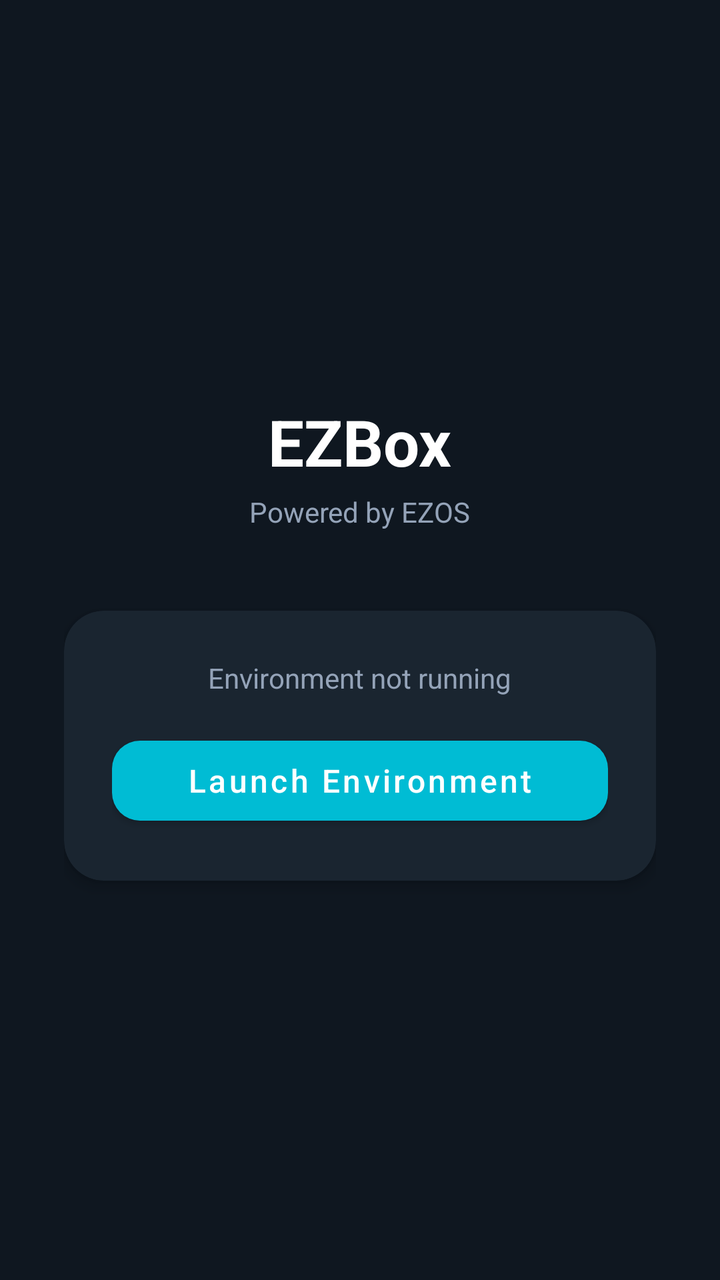
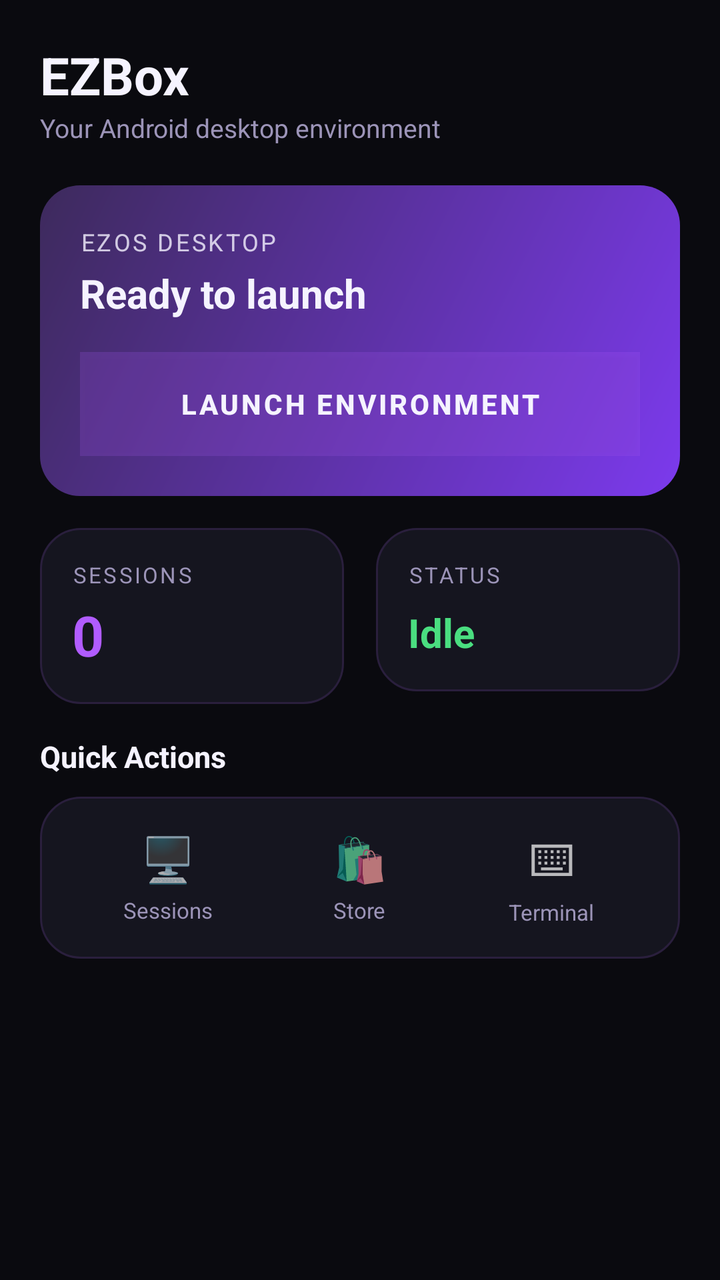

Compare the two renders of this Android layout. The source of the first and the diff that turns it into the second are given below.
<!-- AndroidManifest.xml: application theme Theme.EZBox -->
<!-- res/layout/fragment_home.xml -->
<?xml version="1.0" encoding="utf-8"?>
<LinearLayout xmlns:android="http://schemas.android.com/apk/res/android"
    xmlns:app="http://schemas.android.com/apk/res-auto"
    android:layout_width="match_parent"
    android:layout_height="match_parent"
    android:orientation="vertical"
    android:gravity="center"
    android:background="@color/ezos_bg_dark"
    android:padding="32dp">

    <TextView
        android:layout_width="wrap_content"
        android:layout_height="wrap_content"
        android:text="EZBox"
        android:textColor="@color/ezos_text_primary"
        android:textSize="32sp"
        android:textStyle="bold" />

    <TextView
        android:layout_width="wrap_content"
        android:layout_height="wrap_content"
        android:layout_marginTop="4dp"
        android:layout_marginBottom="40dp"
        android:text="Powered by EZOS"
        android:textColor="@color/ezos_text_secondary"
        android:textSize="14sp" />

    <com.google.android.material.card.MaterialCardView
        android:layout_width="match_parent"
        android:layout_height="wrap_content"
        app:cardBackgroundColor="@color/ezos_card_bg"
        app:cardCornerRadius="20dp"
        app:cardElevation="4dp"
        app:contentPadding="24dp">

        <LinearLayout
            android:layout_width="match_parent"
            android:layout_height="wrap_content"
            android:orientation="vertical"
            android:gravity="center">

            <TextView
                android:id="@+id/tvStatus"
                android:layout_width="wrap_content"
                android:layout_height="wrap_content"
                android:layout_marginBottom="16dp"
                android:text="Environment not running"
                android:textColor="@color/ezos_text_secondary"
                android:textSize="14sp" />

            <ProgressBar
                android:id="@+id/progressLaunch"
                style="?android:attr/progressBarStyleSmall"
                android:layout_width="wrap_content"
                android:layout_height="wrap_content"
                android:layout_marginBottom="16dp"
                android:indeterminateTint="@color/ezos_primary"
                android:visibility="gone" />

            <com.google.android.material.button.MaterialButton
                android:id="@+id/btnSetup"
                android:layout_width="match_parent"
                android:layout_height="52dp"
                android:text="Launch Environment"
                android:textAllCaps="false"
                android:textSize="16sp"
                app:cornerRadius="14dp"
                app:backgroundTint="@color/ezos_primary" />

        </LinearLayout>
    </com.google.android.material.card.MaterialCardView>

</LinearLayout>
<!-- resources referenced by this layout -->
<resources>
  <color name="ezos_bg_dark">#0F1720</color>
  <color name="ezos_card_bg">#1A2530</color>
  <color name="ezos_primary">#00BCD4</color>
  <color name="ezos_text_primary">#FFFFFF</color>
  <color name="ezos_text_secondary">#94A3B8</color>
  <style name="Theme.EZBox" parent="Theme.MaterialComponents.DayNight.DarkActionBar">
          <item name="colorPrimary">@color/ezos_primary</item>
          <item name="colorPrimaryDark">@color/ezos_primary_dark</item>
          <item name="colorAccent">@color/ezos_accent</item>
          <item name="android:windowBackground">@color/ezos_bg_dark</item>
      </style>
  <color name="ezos_primary_dark">#0097A7</color>
  <color name="ezos_accent">#26C6DA</color>
</resources>

<!-- the commit's change to res/layout/fragment_home.xml (unified diff, before → after) -->
@@ -1,73 +1,231 @@
 <?xml version="1.0" encoding="utf-8"?>
-<LinearLayout xmlns:android="http://schemas.android.com/apk/res/android"
+<ScrollView xmlns:android="http://schemas.android.com/apk/res/android"
     xmlns:app="http://schemas.android.com/apk/res-auto"
     android:layout_width="match_parent"
     android:layout_height="match_parent"
-    android:orientation="vertical"
-    android:gravity="center"
-    android:background="@color/ezos_bg_dark"
-    android:padding="32dp">
-
-    <TextView
-        android:layout_width="wrap_content"
-        android:layout_height="wrap_content"
-        android:text="EZBox"
-        android:textColor="@color/ezos_text_primary"
-        android:textSize="32sp"
-        android:textStyle="bold" />
-
-    <TextView
-        android:layout_width="wrap_content"
-        android:layout_height="wrap_content"
-        android:layout_marginTop="4dp"
-        android:layout_marginBottom="40dp"
-        android:text="Powered by EZOS"
-        android:textColor="@color/ezos_text_secondary"
-        android:textSize="14sp" />
-
-    <com.google.android.material.card.MaterialCardView
+    android:background="@color/ezos_bg_black">
+
+    <LinearLayout
         android:layout_width="match_parent"
         android:layout_height="wrap_content"
-        app:cardBackgroundColor="@color/ezos_card_bg"
-        app:cardCornerRadius="20dp"
-        app:cardElevation="4dp"
-        app:contentPadding="24dp">
-
+        android:orientation="vertical"
+        android:padding="20dp">
+
+        <TextView
+            android:layout_width="wrap_content"
+            android:layout_height="wrap_content"
+            android:text="EZBox"
+            android:textColor="@color/ezos_text_primary"
+            android:textSize="26sp"
+            android:textStyle="bold" />
+
+        <TextView
+            android:layout_width="wrap_content"
+            android:layout_height="wrap_content"
+            android:text="Your Android desktop environment"
+            android:textColor="@color/ezos_text_secondary"
+            android:textSize="13sp"
+            android:layout_marginBottom="20dp" />
+
+        
         <LinearLayout
             android:layout_width="match_parent"
             android:layout_height="wrap_content"
             android:orientation="vertical"
-            android:gravity="center">
+            android:background="@drawable/card_accent_bg"
+            android:padding="20dp"
+            android:layout_marginBottom="16dp">
+
+            <TextView
+                android:layout_width="wrap_content"
+                android:layout_height="wrap_content"
+                android:text="EZOS DESKTOP"
+                android:textColor="@color/ezos_text_primary"
+                android:textSize="12sp"
+                android:letterSpacing="0.1"
+                android:alpha="0.8" />
 
             <TextView
                 android:id="@+id/tvStatus"
                 android:layout_width="wrap_content"
                 android:layout_height="wrap_content"
-                android:layout_marginBottom="16dp"
-                android:text="Environment not running"
-                android:textColor="@color/ezos_text_secondary"
-                android:textSize="14sp" />
+                android:text="Ready to launch"
+                android:textColor="@color/ezos_text_primary"
+                android:textSize="20sp"
+                android:textStyle="bold"
+                android:layout_marginTop="4dp"
+                android:layout_marginBottom="16dp" />
 
             <ProgressBar
                 android:id="@+id/progressLaunch"
-                style="?android:attr/progressBarStyleSmall"
-                android:layout_width="wrap_content"
-                android:layout_height="wrap_content"
-                android:layout_marginBottom="16dp"
-                android:indeterminateTint="@color/ezos_primary"
-                android:visibility="gone" />
-
-            <com.google.android.material.button.MaterialButton
+                style="?android:attr/progressBarStyleHorizontal"
+                android:layout_width="match_parent"
+                android:layout_height="wrap_content"
+                android:indeterminate="true"
+                android:visibility="gone"
+                android:layout_marginBottom="12dp" />
+
+            <Button
                 android:id="@+id/btnSetup"
                 android:layout_width="match_parent"
                 android:layout_height="52dp"
                 android:text="Launch Environment"
-                android:textAllCaps="false"
-                android:textSize="16sp"
-                app:cornerRadius="14dp"
-                app:backgroundTint="@color/ezos_primary" />
+                android:textColor="@color/ezos_text_primary"
+                android:textStyle="bold"
+                android:background="#33FFFFFF"
+                android:backgroundTint="#33FFFFFF" />
 
         </LinearLayout>
-    </com.google.android.material.card.MaterialCardView>
-
-</LinearLayout>
+
+        
+        <LinearLayout
+            android:layout_width="match_parent"
+            android:layout_height="wrap_content"
+            android:orientation="horizontal"
+            android:layout_marginBottom="16dp">
+
+            <LinearLayout
+                android:layout_width="0dp"
+                android:layout_height="wrap_content"
+                android:layout_weight="1"
+                android:orientation="vertical"
+                android:background="@drawable/card_glow_bg"
+                android:padding="16dp"
+                android:layout_marginEnd="8dp">
+
+                <TextView
+                    android:layout_width="wrap_content"
+                    android:layout_height="wrap_content"
+                    android:text="SESSIONS"
+                    android:textColor="@color/ezos_text_secondary"
+                    android:textSize="11sp"
+                    android:letterSpacing="0.1" />
+
+                <TextView
+                    android:id="@+id/tvSessionCount"
+                    android:layout_width="wrap_content"
+                    android:layout_height="wrap_content"
+                    android:text="0"
+                    android:textColor="@color/ezos_accent"
+                    android:textSize="28sp"
+                    android:textStyle="bold"
+                    android:layout_marginTop="4dp" />
+
+            </LinearLayout>
+
+            <LinearLayout
+                android:layout_width="0dp"
+                android:layout_height="wrap_content"
+                android:layout_weight="1"
+                android:orientation="vertical"
+                android:background="@drawable/card_glow_bg"
+                android:padding="16dp"
+                android:layout_marginStart="8dp">
+
+                <TextView
+                    android:layout_width="wrap_content"
+                    android:layout_height="wrap_content"
+                    android:text="STATUS"
+                    android:textColor="@color/ezos_text_secondary"
+                    android:textSize="11sp"
+                    android:letterSpacing="0.1" />
+
+                <TextView
+                    android:id="@+id/tvBackendStatus"
+                    android:layout_width="wrap_content"
+                    android:layout_height="wrap_content"
+                    android:text="Idle"
+                    android:textColor="@color/ezos_success"
+                    android:textSize="20sp"
+                    android:textStyle="bold"
+                    android:layout_marginTop="8dp" />
+
+            </LinearLayout>
+
+        </LinearLayout>
+
+        
+        <TextView
+            android:layout_width="wrap_content"
+            android:layout_height="wrap_content"
+            android:text="Quick Actions"
+            android:textColor="@color/ezos_text_primary"
+            android:textSize="15sp"
+            android:textStyle="bold"
+            android:layout_marginBottom="10dp" />
+
+        <LinearLayout
+            android:layout_width="match_parent"
+            android:layout_height="wrap_content"
+            android:orientation="horizontal"
+            android:background="@drawable/card_glow_bg"
+            android:padding="16dp"
+            android:weightSum="3">
+
+            <LinearLayout
+                android:id="@+id/quickSessions"
+                android:layout_width="0dp"
+                android:layout_height="wrap_content"
+                android:layout_weight="1"
+                android:orientation="vertical"
+                android:gravity="center">
+                <TextView
+                    android:layout_width="wrap_content"
+                    android:layout_height="wrap_content"
+                    android:text="🖥"
+                    android:textSize="22sp" />
+                <TextView
+                    android:layout_width="wrap_content"
+                    android:layout_height="wrap_content"
+                    android:text="Sessions"
+                    android:textColor="@color/ezos_text_secondary"
+                    android:textSize="11sp"
+                    android:layout_marginTop="4dp" />
+            </LinearLayout>
+
+            <LinearLayout
+                android:id="@+id/quickStore"
+                android:layout_width="0dp"
+                android:layout_height="wrap_content"
+                android:layout_weight="1"
+                android:orientation="vertical"
+                android:gravity="center">
+                <TextView
+                    android:layout_width="wrap_content"
+                    android:layout_height="wrap_content"
+                    android:text="🛍"
+                    android:textSize="22sp" />
+                <TextView
+                    android:layout_width="wrap_content"
+                    android:layout_height="wrap_content"
+                    android:text="Store"
+                    android:textColor="@color/ezos_text_secondary"
+                    android:textSize="11sp"
+                    android:layout_marginTop="4dp" />
+            </LinearLayout>
+
+            <LinearLayout
+                android:id="@+id/quickTerminal"
+                android:layout_width="0dp"
+                android:layout_height="wrap_content"
+                android:layout_weight="1"
+                android:orientation="vertical"
+                android:gravity="center">
+                <TextView
+                    android:layout_width="wrap_content"
+                    android:layout_height="wrap_content"
+                    android:text="⌨"
+                    android:textSize="22sp" />
+                <TextView
+                    android:layout_width="wrap_content"
+                    android:layout_height="wrap_content"
+                    android:text="Terminal"
+                    android:textColor="@color/ezos_text_secondary"
+                    android:textSize="11sp"
+                    android:layout_marginTop="4dp" />
+            </LinearLayout>
+
+        </LinearLayout>
+
+    </LinearLayout>
+</ScrollView>
<!-- resource entries referenced after the edit -->
@@ -1,17 +1,36 @@
 <!-- resources referenced by this layout -->
 <resources>
-  <color name="ezos_bg_dark">#0F1720</color>
-  <color name="ezos_card_bg">#1A2530</color>
-  <color name="ezos_primary">#00BCD4</color>
-  <color name="ezos_text_primary">#FFFFFF</color>
-  <color name="ezos_text_secondary">#94A3B8</color>
-  <style name="Theme.EZBox" parent="Theme.MaterialComponents.DayNight.DarkActionBar">
-          <item name="colorPrimary">@color/ezos_primary</item>
-          <item name="colorPrimaryDark">@color/ezos_primary_dark</item>
+  <color name="ezos_card_bg">#15151F</color>
+  <color name="ezos_card_border">#2A1F3D</color>
+  <color name="ezos_text_primary">#F5F3FF</color>
+  <color name="ezos_text_secondary">#9C94B8</color>
+  <!-- drawable card_accent_bg (drawable) -->
+  <?xml version="1.0" encoding="utf-8"?>
+  <shape xmlns:android="http://schemas.android.com/apk/res/android">
+      <gradient
+          android:startColor="@color/ezos_accent_glow"
+          android:endColor="@color/ezos_accent_soft"
+          android:angle="135" />
+      <corners android:radius="20dp" />
+  </shape>
+  <!-- drawable card_glow_bg (drawable) -->
+  <?xml version="1.0" encoding="utf-8"?>
+  <shape xmlns:android="http://schemas.android.com/apk/res/android">
+      <solid android:color="@color/ezos_card_bg" />
+      <corners android:radius="20dp" />
+      <stroke android:width="1dp" android:color="@color/ezos_card_border" />
+  </shape>
+  <style name="Theme.EZBox" parent="Theme.MaterialComponents.NoActionBar">
+          <item name="android:windowBackground">@color/ezos_bg_black</item>
+          <item name="colorPrimary">@color/ezos_accent</item>
           <item name="colorAccent">@color/ezos_accent</item>
-          <item name="android:windowBackground">@color/ezos_bg_dark</item>
+          <item name="android:textColorPrimary">@color/ezos_text_primary</item>
+          <item name="android:textColorSecondary">@color/ezos_text_secondary</item>
       </style>
-  <color name="ezos_primary_dark">#0097A7</color>
-  <color name="ezos_accent">#26C6DA</color>
+  <color name="ezos_accent_glow">#7C3AED</color>
+  <color name="ezos_accent_soft">#3D2A5C</color>
+  <color name="ezos_accent">#B15CFF</color>
+  <color name="ezos_bg_black">#0A0A0F</color>
+  <color name="ezos_success">#4ADE80</color>
 </resources>
 
